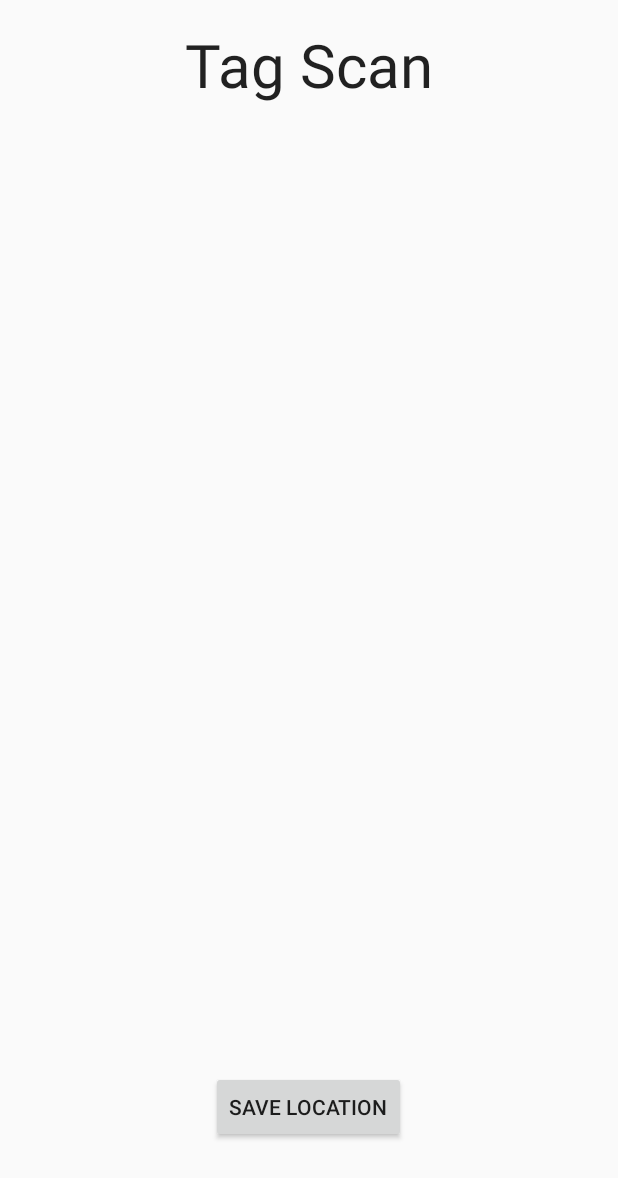
After one commit to gazzdingo/Chickenwork, an Android app: the DisplayActivity screen opened directly, with no data from a screen before it, on a phone screen of 412 x 824 dp. The commit adds this screen. Shown: the top 1178 px of the screen. Run offline under Robolectric (Android 15) with nearby library versions, the light colour scheme and no system bars.

Commit message:
Added NFC Tag reading/writing. Still need to allow for sending location of found tags to a DB.

```diff
--- /dev/null
+++ b/app/src/main/java/nz/ac/aut/dms/chickenwork/DisplayActivity.java
@@ -0,0 +1,33 @@
+package nz.ac.aut.dms.chickenwork;
+
+import android.nfc.NdefMessage;
+import android.nfc.NdefRecord;
+import android.nfc.NfcAdapter;
+import android.os.Bundle;
+import android.os.Parcelable;
+import android.app.Activity;
+import android.content.Intent;
+import android.widget.TextView;
+
+public class DisplayActivity extends Activity {
+
+	private TextView textView;
+
+	@Override
+	protected void onCreate(Bundle savedInstanceState) {
+		super.onCreate(savedInstanceState);
+		setContentView(R.layout.activity_display);
+		textView = (TextView)findViewById(R.id.tagDisplay);
+		Intent intent = getIntent();
+		//Check mime type, get ndef message  from intent and display the message in text view
+        if(intent.getType() != null && intent.getType().equals("text/plain")) {
+        	Parcelable[] rawMsgs = getIntent().getParcelableArrayExtra(NfcAdapter.EXTRA_NDEF_MESSAGES);
+            NdefMessage msg = (NdefMessage) rawMsgs[0];
+            NdefRecord record = msg.getRecords()[0];
+            String message = new String(record.getPayload());
+            textView.setText(message);
+        }
+
+	}
+
+}
--- /dev/null
+++ b/app/src/main/res/layout/activity_display.xml
@@ -0,0 +1,40 @@
+<RelativeLayout xmlns:android="http://schemas.android.com/apk/res/android"
+    xmlns:tools="http://schemas.android.com/tools"
+    android:layout_width="match_parent"
+    android:layout_height="match_parent"
+    android:paddingBottom="@dimen/activity_vertical_margin"
+    android:paddingLeft="@dimen/activity_horizontal_margin"
+    android:paddingRight="@dimen/activity_horizontal_margin"
+    android:paddingTop="@dimen/activity_vertical_margin"
+    tools:context=".DisplayActivity" >
+
+    <TextView
+        android:id="@+id/tagDisplay"
+        android:layout_width="wrap_content"
+        android:layout_height="wrap_content"
+        android:layout_marginTop="84dp"
+        android:textSize="19dp"
+        android:layout_below="@+id/textView2"
+        android:layout_alignParentLeft="true"
+        android:layout_alignParentStart="true" />
+
+    <TextView
+        android:layout_width="wrap_content"
+        android:layout_height="wrap_content"
+        android:textAppearance="?android:attr/textAppearanceLarge"
+        android:text="Tag Scan"
+        android:id="@+id/textView2"
+        android:layout_alignParentTop="true"
+        android:layout_centerHorizontal="true"
+        android:textSize="40dp" />
+
+    <Button
+        android:layout_width="wrap_content"
+        android:layout_height="wrap_content"
+        android:text="Save Location"
+        android:id="@+id/button"
+        android:layout_alignParentBottom="true"
+        android:layout_centerHorizontal="true"
+        android:layout_marginBottom="46dp" />
+
+</RelativeLayout>
--- a/app/src/main/res/values/strings.xml
+++ b/app/src/main/res/values/strings.xml
@@ -5,4 +5,6 @@
 
     <string name="hello_world">Hello world!</string>
     <string name="action_settings">Settings</string>
+    <string name="title_activity_scanner">ScannerActivity</string>
+    <string name="title_activity_writer">WriterActivity</string>
 </resources>
```
Also changed, not shown: app/src/main/AndroidManifest.xml (+23 -3 lines), app/src/main/java/nz/ac/aut/dms/chickenwork/MainActivity.java (+22 -1 lines), app/src/main/java/nz/ac/aut/dms/chickenwork/WriterActivity.java (added, +166 -0 lines), app/src/main/res/layout/activity_main.xml (+20 -13 lines), app/src/main/res/layout/activity_writer.xml (added, +47 -0 lines), app/src/main/res/menu/menu_scanner.xml (added, +7 -0 lines), app/src/main/res/menu/menu_writer.xml (added, +7 -0 lines).
